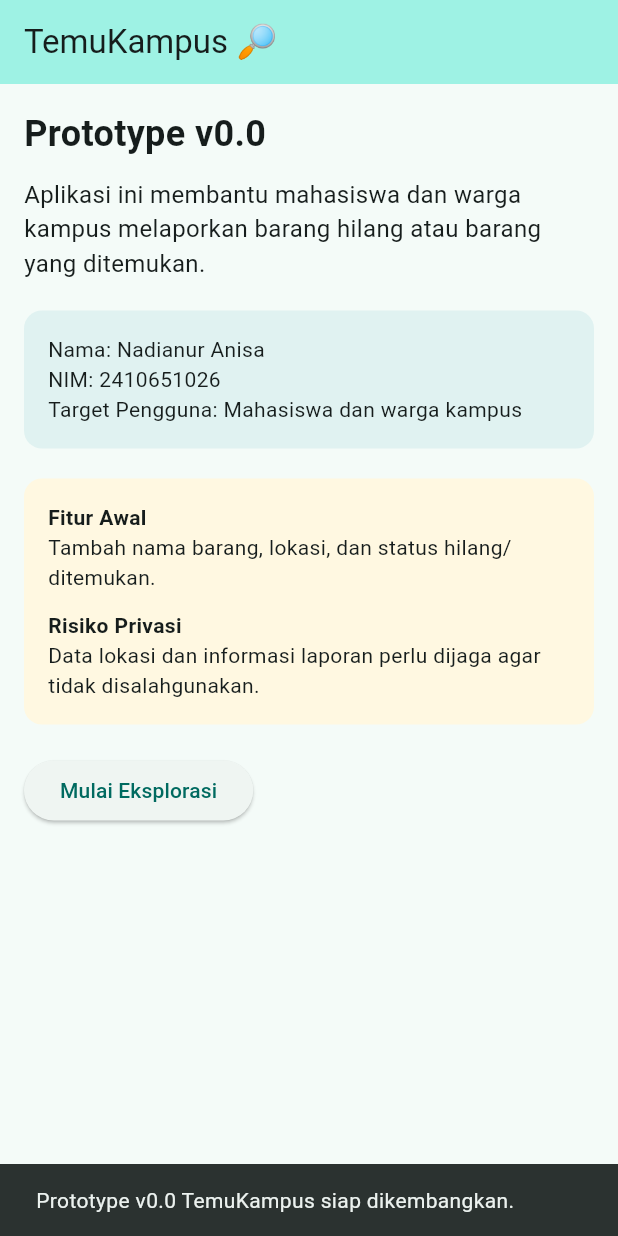
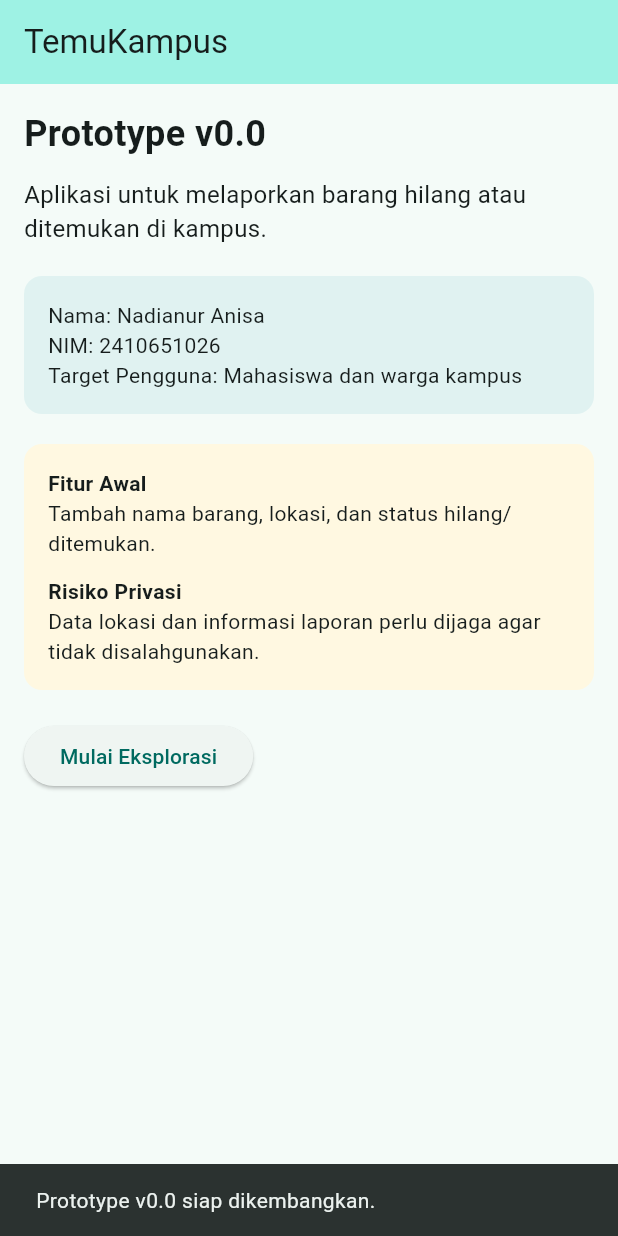
Before and after one commit to deanadiaanisa-afk/PB_2410651026_Nadia_TemuKampus, a Flutter app: the screen it shows after launch, after a tap on "Mulai Eksplorasi", on a phone screen of 412 x 824 dp. Run offline on Flutter 3.47's test engine with Material 3 defaults, Android fonts, the phone set to English and light mode, and no system bars.

Commit message:
Finalize Prototype v0.0

```diff
--- a/lib/main.dart
+++ b/lib/main.dart
@@ -28,7 +28,7 @@ class HomePage extends StatelessWidget {
   Widget build(BuildContext context) {
     return Scaffold(
       appBar: AppBar(
-        title: const Text('TemuKampus 🔎'),
+        title: const Text('TemuKampus'),
         backgroundColor: Theme.of(context).colorScheme.primaryContainer,
       ),
       body: SingleChildScrollView(
@@ -39,14 +39,11 @@ class HomePage extends StatelessWidget {
             children: [
               const Text(
                 'Prototype v0.0',
-                style: TextStyle(
-                  fontSize: 24,
-                  fontWeight: FontWeight.bold,
-                ),
+                style: TextStyle(fontSize: 24, fontWeight: FontWeight.bold),
               ),
               const SizedBox(height: 12),
               const Text(
-                'Aplikasi ini membantu mahasiswa dan warga kampus melaporkan barang hilang atau barang yang ditemukan.',
+                'Aplikasi untuk melaporkan barang hilang atau ditemukan di kampus.',
                 style: TextStyle(fontSize: 16),
               ),
               const SizedBox(height: 20),
@@ -67,7 +64,6 @@ class HomePage extends StatelessWidget {
                 ),
               ),
               const SizedBox(height: 20),
-
               Container(
                 width: double.infinity,
                 padding: const EdgeInsets.all(16),
@@ -88,9 +84,7 @@ class HomePage extends StatelessWidget {
                       'Risiko Privasi',
                       style: TextStyle(fontWeight: FontWeight.bold),
                     ),
-                    Text(
-                      'Data lokasi dan informasi laporan perlu dijaga agar tidak disalahgunakan.',
-                    ),
+                    Text('Data lokasi dan informasi laporan perlu dijaga agar tidak disalahgunakan.'),
                   ],
                 ),
               ),
@@ -99,8 +93,7 @@ class HomePage extends StatelessWidget {
                 onPressed: () {
                   ScaffoldMessenger.of(context).showSnackBar(
                     const SnackBar(
-
-                      content: Text('Prototype v0.0 TemuKampus siap dikembangkan.'),
+                      content: Text('Prototype v0.0 siap dikembangkan.'),
                     ),
                   );
                 },
```
Also changed, not shown: 4 other files.
